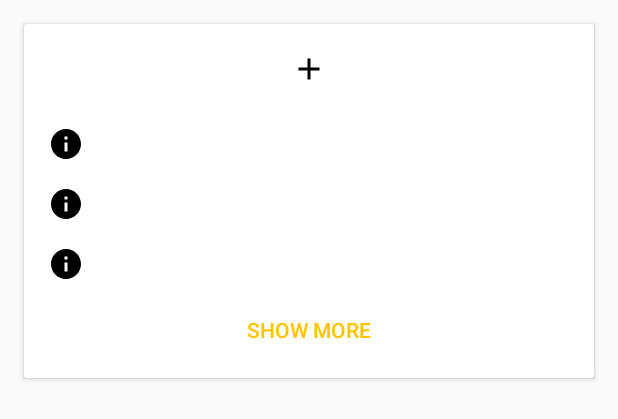
After one commit to zavijavasoft/finance-tracker, an Android app: the layout item_menu_operation_preview.xml on its own in the app's theme, with its tools: preview values and no code run, on a phone screen of 412 x 824 dp. The commit adds this screen. Shown: the top 419 px of the screen. Run offline under Robolectric (Android 15) with nearby library versions, the phone set to English and light mode, and no system bars.

Commit message:
Добавлены карточки с информацией о доходах и расходах на главном экране

```diff
--- /dev/null
+++ b/app/src/main/res/drawable/ic_add_black_24dp.xml
@@ -0,0 +1,9 @@
+<vector xmlns:android="http://schemas.android.com/apk/res/android"
+    android:width="24dp"
+    android:height="24dp"
+    android:viewportWidth="24.0"
+    android:viewportHeight="24.0">
+    <path
+        android:fillColor="#FF000000"
+        android:pathData="M19,13h-6v6h-2v-6H5v-2h6V5h2v6h6v2z" />
+</vector>
--- a/app/src/main/res/layout/item_menu_balance.xml
+++ b/app/src/main/res/layout/item_menu_balance.xml
@@ -10,7 +10,7 @@
         android:layout_height="wrap_content">
 
         <TextView
-            android:id="@+id/textView"
+            android:id="@+id/tvOperationTitle"
             android:layout_width="wrap_content"
             android:layout_height="wrap_content"
             android:layout_marginStart="16dp"
@@ -37,7 +37,7 @@
             app:layout_constraintEnd_toEndOf="parent"
             app:layout_constraintHorizontal_bias="0.0"
             app:layout_constraintStart_toEndOf="@+id/tvBalanceRubles"
-            app:layout_constraintTop_toBottomOf="@+id/textView"
+            app:layout_constraintTop_toBottomOf="@+id/tvOperationTitle"
             app:layout_constraintVertical_bias="1.0" />
 
         <TextView
@@ -50,7 +50,7 @@
             android:textSize="18sp"
             app:layout_constraintBottom_toBottomOf="parent"
             app:layout_constraintStart_toStartOf="parent"
-            app:layout_constraintTop_toBottomOf="@+id/textView" />
+            app:layout_constraintTop_toBottomOf="@+id/tvOperationTitle" />
     </android.support.constraint.ConstraintLayout>
 
 </android.support.v7.widget.CardView>
--- /dev/null
+++ b/app/src/main/res/layout/item_menu_operation_preview.xml
@@ -0,0 +1,86 @@
+<?xml version="1.0" encoding="utf-8"?>
+<android.support.v7.widget.CardView xmlns:android="http://schemas.android.com/apk/res/android"
+    xmlns:app="http://schemas.android.com/apk/res-auto"
+    xmlns:tools="http://schemas.android.com/tools"
+    android:layout_width="match_parent"
+    android:layout_height="wrap_content"
+    android:layout_margin="16dp">
+
+    <android.support.constraint.ConstraintLayout
+        android:layout_width="match_parent"
+        android:layout_height="wrap_content">
+
+        <TextView
+            android:id="@+id/tvOperationTitle"
+            android:layout_width="wrap_content"
+            android:layout_height="wrap_content"
+            android:layout_marginStart="16dp"
+            android:layout_marginTop="16dp"
+            android:textSize="14sp"
+            android:textStyle="bold"
+            app:layout_constraintStart_toStartOf="parent"
+            app:layout_constraintTop_toTopOf="parent" />
+
+        <android.support.v7.widget.RecyclerView
+            android:id="@+id/rvOperations"
+            android:layout_width="0dp"
+            android:layout_height="wrap_content"
+            android:layout_marginEnd="8dp"
+            android:layout_marginStart="8dp"
+            android:layout_marginTop="8dp"
+            android:orientation="vertical"
+            app:layoutManager="android.support.v7.widget.LinearLayoutManager"
+            app:layout_constraintEnd_toEndOf="parent"
+            app:layout_constraintHorizontal_bias="1.0"
+            app:layout_constraintStart_toStartOf="parent"
+            app:layout_constraintTop_toTopOf="@+id/barrier2"
+            tools:listitem="@layout/item_operation_details" />
+
+        <ImageButton
+            android:id="@+id/btnNewOperation"
+            style="@style/Widget.AppCompat.Button.Borderless"
+            android:layout_width="wrap_content"
+            android:layout_height="wrap_content"
+            android:layout_marginEnd="8dp"
+            android:layout_marginStart="8dp"
+            android:layout_marginTop="8dp"
+            android:adjustViewBounds="true"
+            app:layout_constraintEnd_toEndOf="parent"
+            app:layout_constraintStart_toStartOf="parent"
+            app:layout_constraintTop_toTopOf="parent"
+            app:srcCompat="@drawable/ic_add_black_24dp"
+            android:contentDescription="@string/create_new_operation" />
+
+        <Button
+            android:id="@+id/btnShowMore"
+            style="@style/Widget.AppCompat.Button.Borderless.Colored"
+            android:layout_width="0dp"
+            android:layout_height="wrap_content"
+            android:layout_marginBottom="8dp"
+            android:text="@string/show_more"
+            android:visibility="visible"
+            app:layout_constraintBottom_toBottomOf="parent"
+            app:layout_constraintEnd_toEndOf="parent"
+            app:layout_constraintStart_toStartOf="parent"
+            app:layout_constraintTop_toBottomOf="@+id/rvOperations" />
+
+        <TextView
+            android:id="@+id/tvTotal"
+            android:layout_width="wrap_content"
+            android:layout_height="wrap_content"
+            android:layout_marginEnd="16dp"
+            android:layout_marginTop="16dp"
+            android:textSize="18sp"
+            app:layout_constraintEnd_toEndOf="parent"
+            app:layout_constraintTop_toTopOf="parent" />
+
+        <android.support.constraint.Barrier
+            android:id="@+id/barrier2"
+            android:layout_width="wrap_content"
+            android:layout_height="wrap_content"
+            app:barrierDirection="bottom"
+            app:constraint_referenced_ids="btnNewOperation" />
+
+    </android.support.constraint.ConstraintLayout>
+
+</android.support.v7.widget.CardView>
--- /dev/null
+++ b/app/src/main/res/layout/item_operation_details.xml
@@ -0,0 +1,32 @@
+<?xml version="1.0" encoding="utf-8"?>
+<LinearLayout xmlns:android="http://schemas.android.com/apk/res/android"
+    xmlns:app="http://schemas.android.com/apk/res-auto"
+    android:layout_width="match_parent"
+    android:layout_height="wrap_content"
+    android:gravity="center_vertical"
+    android:orientation="horizontal">
+
+    <ImageView
+        android:id="@+id/ivCategoryIcon"
+        android:layout_width="wrap_content"
+        android:layout_height="wrap_content"
+        android:layout_margin="8dp"
+        app:srcCompat="@drawable/ic_info_black_24dp"
+        android:contentDescription="@string/category_icon_image" />
+
+    <TextView
+        android:id="@+id/tvCategory"
+        android:layout_width="wrap_content"
+        android:layout_height="wrap_content"
+        android:layout_margin="8dp"
+        android:layout_weight="1" />
+
+    <TextView
+        android:id="@+id/tvTotal"
+        android:layout_width="wrap_content"
+        android:layout_height="wrap_content"
+        android:layout_marginEnd="8dp"
+        android:layout_marginStart="8dp"
+        android:layout_weight="1"
+        android:textAlignment="textEnd" />
+</LinearLayout>
--- a/app/src/main/res/values/strings.xml
+++ b/app/src/main/res/values/strings.xml
@@ -28,4 +28,7 @@
     <string name="desc_github_icon" translatable="false">Github icon</string>
 
     <string name="title_activity_about">About</string>
+    <string name="category_icon_image">Category Icon Image</string>
+    <string name="create_new_operation">Create new operation</string>
+    <string name="show_more">Show more</string>
 </resources>
```
Also changed, not shown: app/src/main/java/com/mashjulal/android/financetracker/MainFragment.kt (+27 -3 lines), app/src/main/java/com/mashjulal/android/financetracker/recyclerview/OperationDetailsDelegateAdapter.kt (added, +21 -0 lines), app/src/main/java/com/mashjulal/android/financetracker/recyclerview/OperationDetailsViewModel.kt (added, +10 -0 lines), app/src/main/java/com/mashjulal/android/financetracker/recyclerview/OperationPreviewDelegateAdapter.kt (added, +31 -0 lines), app/src/main/java/com/mashjulal/android/financetracker/recyclerview/OperationPreviewViewModel.kt (added, +15 -0 lines), 1 other file.
